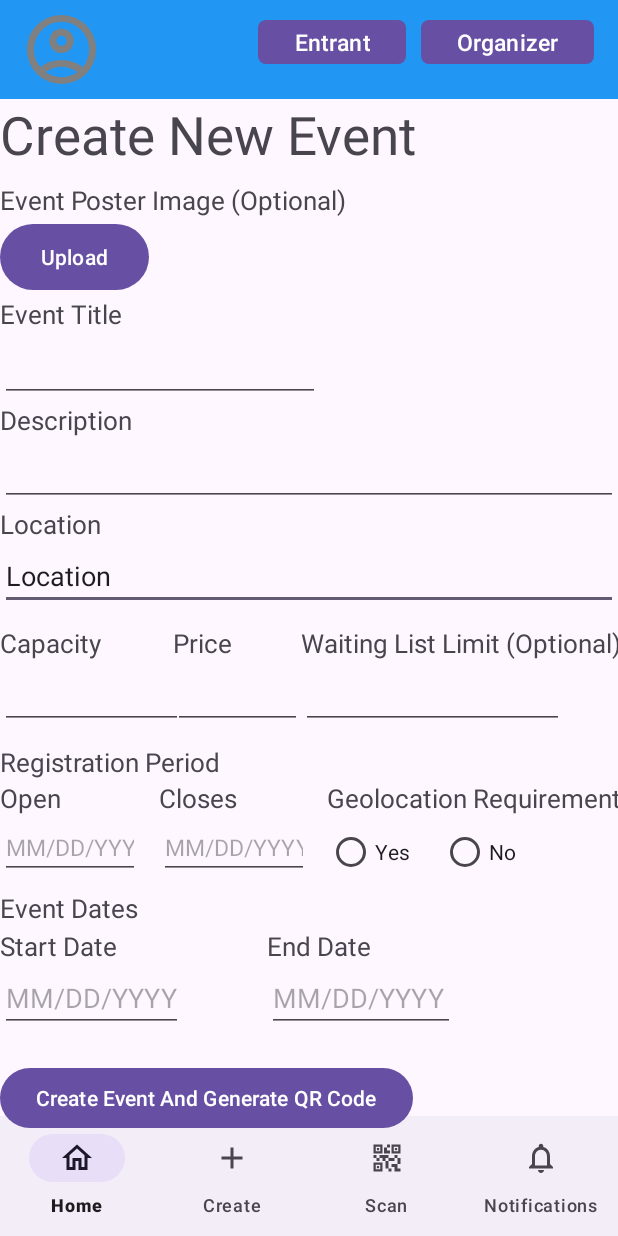
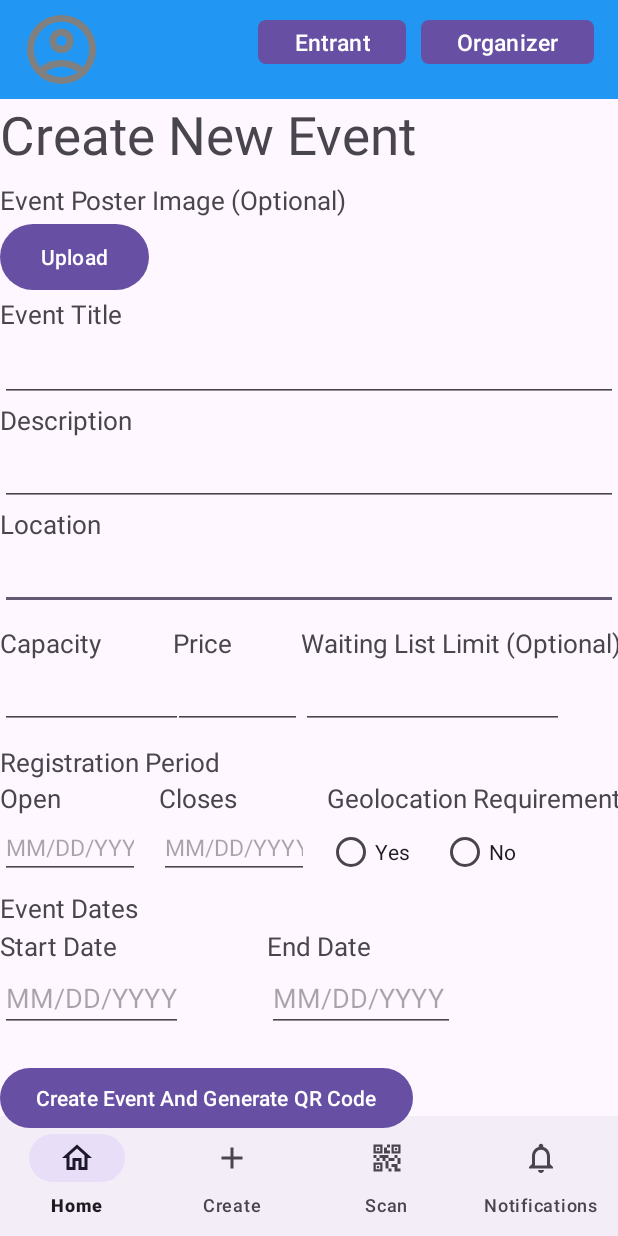
Before and after one commit to CMPUT301f25Orchid/Project, an Android app: the CreateEventPage screen opened directly, with no data from a screen before it, on a phone screen of 412 x 824 dp. Run offline under Robolectric (Android 15) with nearby library versions, the phone set to English and light mode, and no system bars; libraries missing offline, so code that uses them is left out: com.journeyapps.barcodescanner.

Commit message:
This commit - Fixes #20, Fixes #21, Fixes #25, Fixes #26, Fixes #27. Adds organizer page functionality, and the ability to update and create events.

```diff
--- a/FairDraw/app/src/main/AndroidManifest.xml
+++ b/FairDraw/app/src/main/AndroidManifest.xml
@@ -1,6 +1,8 @@
 <?xml version="1.0" encoding="utf-8"?>
 <manifest xmlns:android="http://schemas.android.com/apk/res/android"
     xmlns:tools="http://schemas.android.com/tools">
+    <uses-permission android:name="android.permission.ACCESS_NETWORK_STATE"/>
+    <uses-permission android:name="android.permission.INTERNET"/>
 
     <application
         android:allowBackup="true"
--- a/FairDraw/app/src/main/java/com/example/fairdraw/EditEventPage.java
+++ b/FairDraw/app/src/main/java/com/example/fairdraw/EditEventPage.java
@@ -132,6 +132,7 @@ public class EditEventPage extends Fragment {
             eventLocation.setText(event.getLocation());
             eventPrice.setText(event.getPrice().toString());
             eventLimit.setText(event.getWaitingListLimit().toString());
+            eventGeolocation.check(event.getGeolocation() ? R.id.geo_yes : R.id.geo_no);
         }
 
         // Updating event data
--- a/FairDraw/app/src/main/res/layout/activity_event_page_template.xml
+++ b/FairDraw/app/src/main/res/layout/activity_event_page_template.xml
@@ -120,7 +120,6 @@
         android:layout_height="wrap_content"
         android:ems="10"
         android:inputType="text"
-        android:text="Location"
         app:layout_constraintStart_toStartOf="parent"
         app:layout_constraintTop_toBottomOf="@+id/textView2" />
 
@@ -154,7 +153,7 @@
 
     <EditText
         android:id="@+id/event_title"
-        android:layout_width="wrap_content"
+        android:layout_width="match_parent"
         android:layout_height="wrap_content"
         android:layout_marginTop="1dp"
         android:ems="10"
```
Also changed, not shown: FairDraw/app/src/main/java/com/example/fairdraw/EventDataHolder.java (+9 -0 lines).
